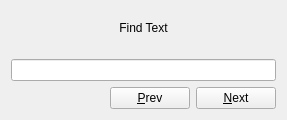
This is find.ui in probonopd/manpager as Qt 5 draws it before an edit. The edited form follows.
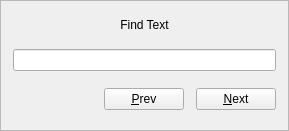
This is the edited form. Icons and pictures are not drawn.

Diff of the .ui file:
```diff
--- a/find.ui
+++ b/find.ui
@@ -21,8 +21,8 @@
    <rect>
     <x>0</x>
     <y>0</y>
-    <width>287</width>
-    <height>120</height>
+    <width>289</width>
+    <height>131</height>
    </rect>
   </property>
   <property name="focusPolicy">
@@ -32,8 +32,53 @@
    <string notr="true">Dialog</string>
   </property>
   <layout class="QVBoxLayout" name="verticalLayout">
+   <property name="spacing">
+    <number>0</number>
+   </property>
+   <property name="leftMargin">
+    <number>0</number>
+   </property>
+   <property name="topMargin">
+    <number>0</number>
+   </property>
+   <property name="rightMargin">
+    <number>0</number>
+   </property>
+   <property name="bottomMargin">
+    <number>0</number>
+   </property>
+   <item>
+    <widget class="QFrame" name="frame">
+     <property name="frameShape">
+      <enum>QFrame::StyledPanel</enum>
+     </property>
+     <property name="frameShadow">
+      <enum>QFrame::Plain</enum>
+     </property>
+     <layout class="QVBoxLayout" name="verticalLayout_2">
+      <property name="spacing">
+       <number>12</number>
+      </property>
+      <property name="leftMargin">
+       <number>12</number>
+      </property>
+      <property name="topMargin">
+       <number>12</number>
+      </property>
+      <property name="rightMargin">
+       <number>12</number>
+      </property>
+      <property name="bottomMargin">
+       <number>12</number>
+      </property>
    <item>
     <widget class="QLabel" name="label">
+        <property name="sizePolicy">
+         <sizepolicy hsizetype="Preferred" vsizetype="Fixed">
+          <horstretch>0</horstretch>
+          <verstretch>0</verstretch>
+         </sizepolicy>
+        </property>
      <property name="minimumSize">
       <size>
        <width>0</width>
@@ -51,24 +96,14 @@
      </property>
     </widget>
    </item>
-   <item>
-    <spacer name="verticalSpacer">
-     <property name="orientation">
-      <enum>Qt::Vertical</enum>
-     </property>
-     <property name="sizeType">
-      <enum>QSizePolicy::Fixed</enum>
-     </property>
-     <property name="sizeHint" stdset="0">
-      <size>
-       <width>20</width>
-       <height>8</height>
-      </size>
-     </property>
-    </spacer>
-   </item>
    <item>
     <widget class="QLineEdit" name="seekEdit">
+        <property name="sizePolicy">
+         <sizepolicy hsizetype="Expanding" vsizetype="Fixed">
+          <horstretch>0</horstretch>
+          <verstretch>0</verstretch>
+         </sizepolicy>
+        </property>
      <property name="focusPolicy">
       <enum>Qt::StrongFocus</enum>
      </property>
@@ -130,6 +165,9 @@
    </item>
   </layout>
  </widget>
+   </item>
+  </layout>
+ </widget>
  <tabstops>
   <tabstop>seekEdit</tabstop>
   <tabstop>nextButton</tabstop>
```
Left out of the diff: 1 changed line with no effect on the pictures. Lines whose indentation alone changed are shown as unchanged.
